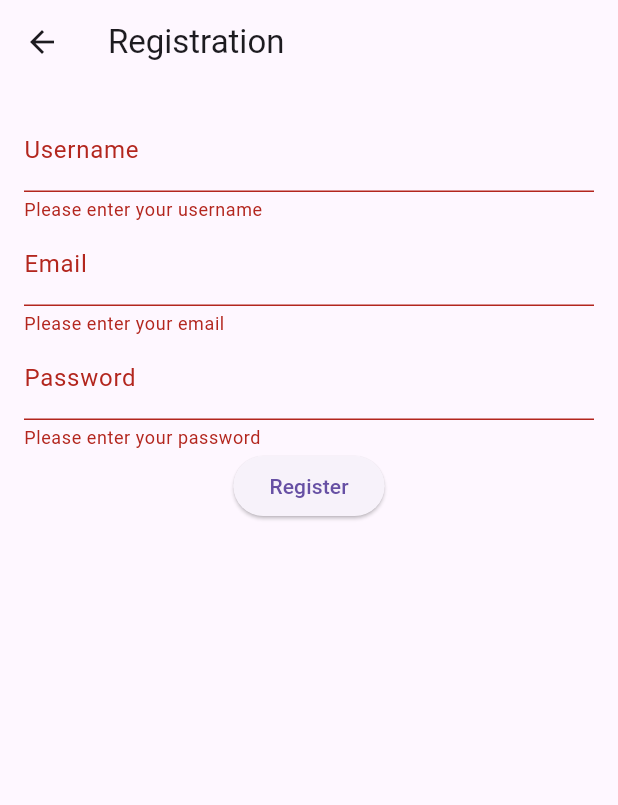
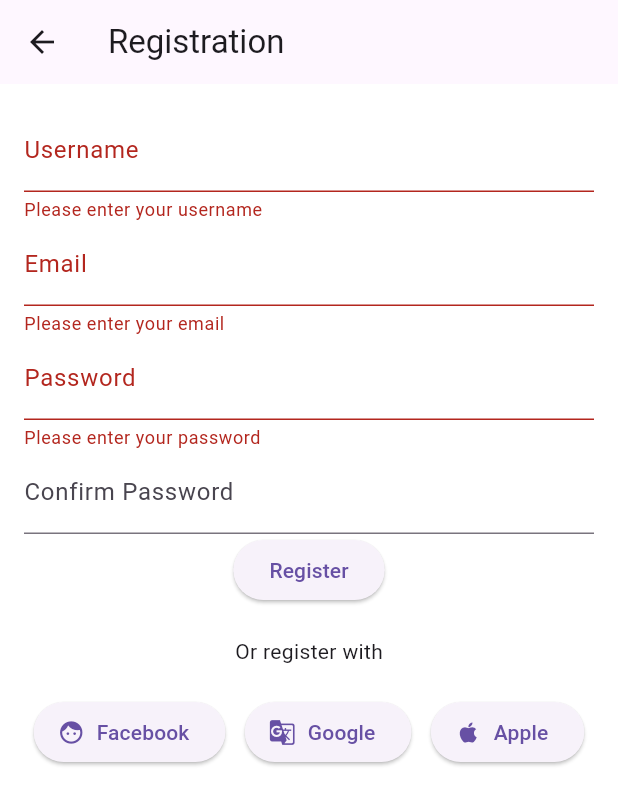
Before and after one commit to Vukp17/fishing_forecast, a Flutter app: the RegistrationScreen screen opened by its route, after a tap on "Register", on a phone screen of 412 x 824 dp. Shown: the top 805 px of the screen. Run offline on Flutter 3.47's test engine with Material 3 defaults, Android fonts, the phone set to English and light mode, and no system bars; our stand-ins replace google_maps_flutter, image_picker, shared_preferences; missing offline and left inert: dart:ffi; accounts and stored records are empty.

Commit message:
Add registration form and password confirmation field

```diff
--- a/lib/screens/register_screen.dart
+++ b/lib/screens/register_screen.dart
@@ -10,6 +10,7 @@ class _RegistrationScreenState extends State<RegistrationScreen> {
   final _usernameController = TextEditingController();
   final _emailController = TextEditingController();
   final _passwordController = TextEditingController();
+  final _confirmPasswordController = TextEditingController();
 
   @override
   Widget build(BuildContext context) {
@@ -17,10 +18,11 @@ class _RegistrationScreenState extends State<RegistrationScreen> {
       appBar: AppBar(
         title: Text('Registration'),
       ),
-      body: Form(
-        key: _formKey,
-        child: Padding(
-          padding: const EdgeInsets.all(16.0),
+      body: Container(
+        color: Colors.white,
+        padding: const EdgeInsets.all(16.0),
+        child: Form(
+          key: _formKey,
           child: Column(
             children: <Widget>[
               TextFormField(
@@ -60,6 +62,19 @@ class _RegistrationScreenState extends State<RegistrationScreen> {
                   return null;
                 },
               ),
+              TextFormField(
+                controller: _confirmPasswordController,
+                decoration: InputDecoration(
+                  labelText: 'Confirm Password',
+                ),
+                obscureText: true,
+                validator: (value) {
+                  if (value != _passwordController.text) {
+                    return 'Passwords do not match';
+                  }
+                  return null;
+                },
+              ),
               ElevatedButton(
                 onPressed: () {
                   if (_formKey.currentState!.validate()) {
@@ -68,6 +83,35 @@ class _RegistrationScreenState extends State<RegistrationScreen> {
                 },
                 child: Text('Register'),
               ),
+              SizedBox(height: 20),
+              Text('Or register with'),
+              SizedBox(height: 20),
+              Row(
+                mainAxisAlignment: MainAxisAlignment.spaceAround,
+                children: <Widget>[
+                  ElevatedButton.icon(
+                    icon: Icon(Icons.face),
+                    label: Text('Facebook'),
+                    onPressed: () {
+                      // Perform Facebook registration
+                    },
+                  ),
+                  ElevatedButton.icon(
+                    icon: Icon(Icons.g_translate),
+                    label: Text('Google'),
+                    onPressed: () {
+                      // Perform Google registration
+                    },
+                  ),
+                  ElevatedButton.icon(
+                    icon: Icon(Icons.apple),
+                    label: Text('Apple'),
+                    onPressed: () {
+                      // Perform Apple registration
+                    },
+                  ),
+                ],
+              ),
             ],
           ),
         ),
```
